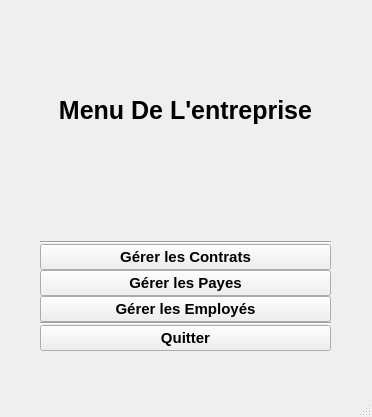
Above: UI/Mains.ui from LePerron/Application-gestion-employes-projet-session-2023 before the change. Below: the same form after it.
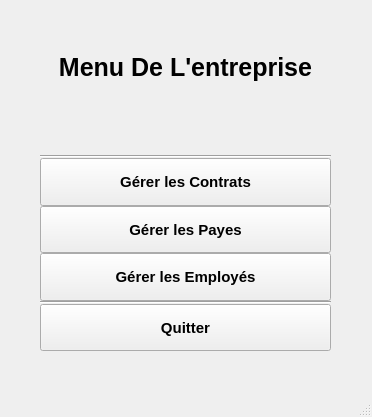
That is the form after the change.

Patch:
```diff
--- a/UI/Mains.ui
+++ b/UI/Mains.ui
@@ -35,7 +35,7 @@
       <height>0</height>
      </size>
     </property>
-    <layout class="QVBoxLayout" name="LayoutMenu" stretch="0,0,0,5,2,0,0,1">
+    <layout class="QVBoxLayout" name="LayoutMenu" stretch="4,4,2,2,2,2,2,2">
      <property name="spacing">
       <number>0</number>
      </property>
@@ -80,7 +80,7 @@
         <enum>Qt::Vertical</enum>
        </property>
        <property name="sizeType">
-        <enum>QSizePolicy::Preferred</enum>
+        <enum>QSizePolicy::Fixed</enum>
        </property>
        <property name="sizeHint" stdset="0">
         <size>
@@ -99,6 +99,18 @@
      </item>
      <item>
       <widget class="QPushButton" name="pushButtonContrat">
+       <property name="sizePolicy">
+        <sizepolicy hsizetype="Minimum" vsizetype="Preferred">
+         <horstretch>0</horstretch>
+         <verstretch>0</verstretch>
+        </sizepolicy>
+       </property>
+       <property name="minimumSize">
+        <size>
+         <width>0</width>
+         <height>15</height>
+        </size>
+       </property>
        <property name="font">
         <font>
          <pointsize>11</pointsize>
@@ -114,6 +126,12 @@
      </item>
      <item>
       <widget class="QPushButton" name="pushButtonPaye">
+       <property name="sizePolicy">
+        <sizepolicy hsizetype="Minimum" vsizetype="Preferred">
+         <horstretch>0</horstretch>
+         <verstretch>0</verstretch>
+        </sizepolicy>
+       </property>
        <property name="font">
         <font>
          <pointsize>11</pointsize>
@@ -130,7 +148,7 @@
      <item>
       <widget class="QPushButton" name="pushButtonEmployer">
        <property name="sizePolicy">
-        <sizepolicy hsizetype="Minimum" vsizetype="Fixed">
+        <sizepolicy hsizetype="Minimum" vsizetype="Preferred">
          <horstretch>0</horstretch>
          <verstretch>0</verstretch>
         </sizepolicy>
@@ -166,6 +184,12 @@
      </item>
      <item>
       <widget class="QPushButton" name="pushButtonQuitter">
+       <property name="sizePolicy">
+        <sizepolicy hsizetype="Minimum" vsizetype="Preferred">
+         <horstretch>0</horstretch>
+         <verstretch>0</verstretch>
+        </sizepolicy>
+       </property>
        <property name="font">
         <font>
          <pointsize>11</pointsize>
```
Left out of the diff: 2 changed lines with no effect on the pictures.
